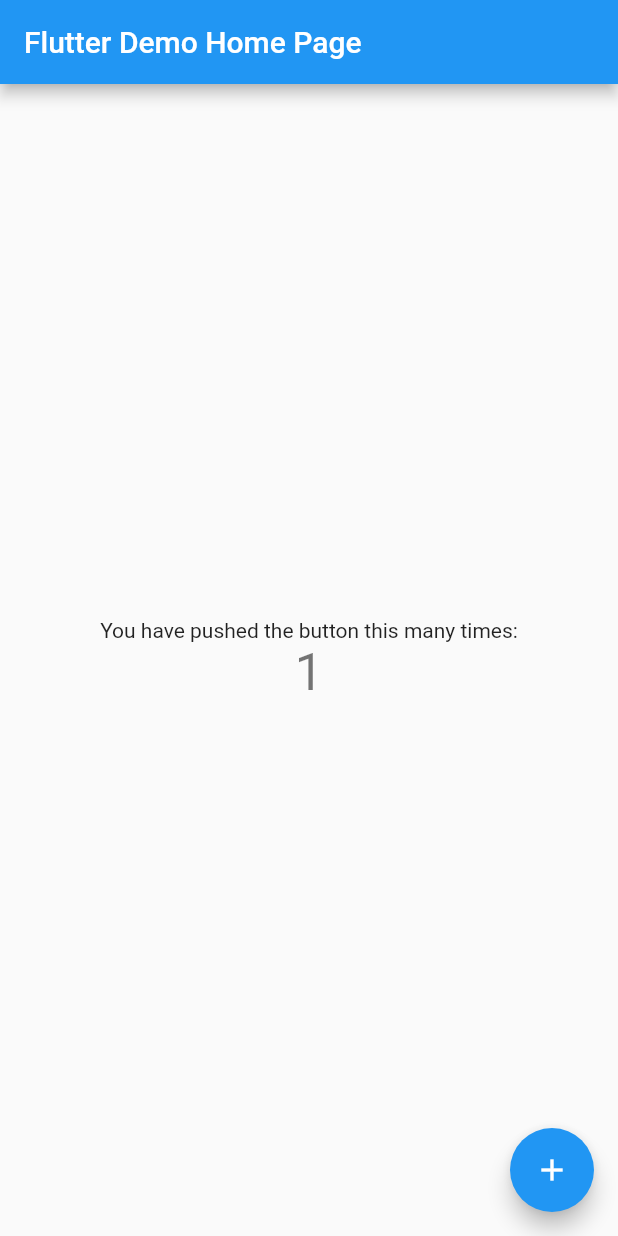
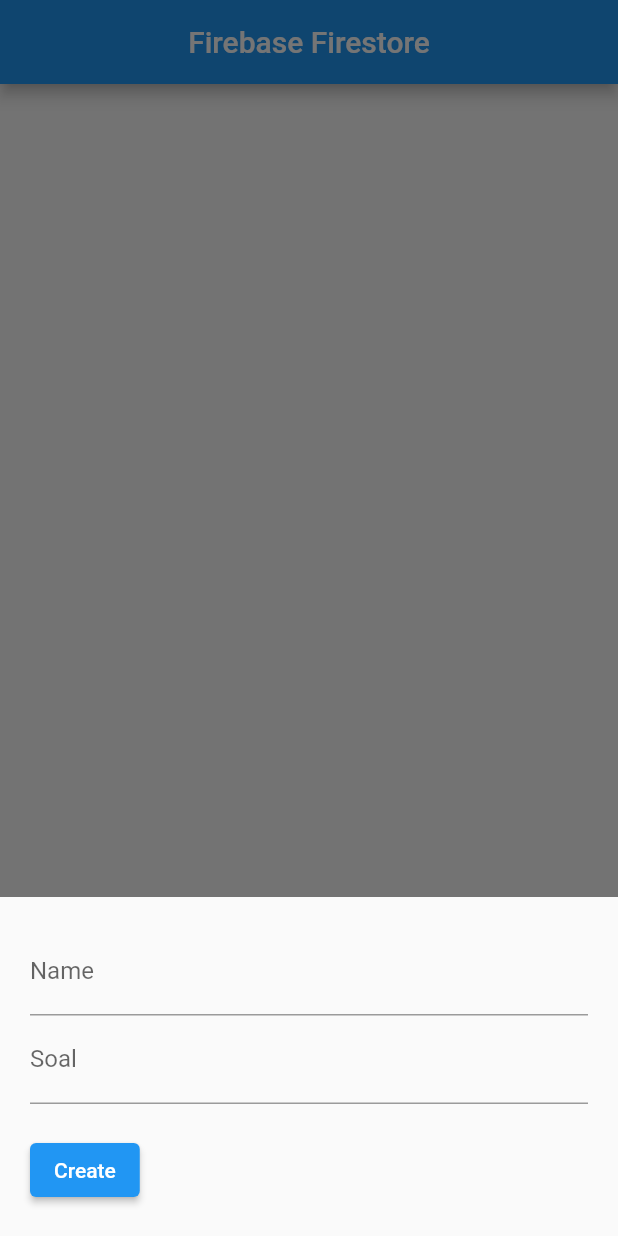
Before and after one commit to MChassanNajib/AppChatFireBaseAndNotes, a Flutter app: the screen it shows after launch, after a tap on the "add" icon, on a phone screen of 412 x 824 dp. Run offline on Flutter 3.47's test engine with Material 2 defaults, Android fonts, the phone set to English and light mode, and no system bars; our stand-ins replace cloud_firestore, firebase_core; accounts and stored records are empty.

Commit message:
feat[AR] Create CRUD

```diff
--- a/lib/main.dart
+++ b/lib/main.dart
@@ -1,115 +1,212 @@
 import 'package:flutter/material.dart';
+import 'package:firebase_core/firebase_core.dart';
+import 'package:cloud_firestore/cloud_firestore.dart';
 
-void main() {
+void main() async {
+  WidgetsFlutterBinding.ensureInitialized();
+  await Firebase.initializeApp();
   runApp(const MyApp());
 }
 
 class MyApp extends StatelessWidget {
-  const MyApp({super.key});
+  const MyApp({Key? key}) : super(key: key);
 
-  // This widget is the root of your application.
   @override
   Widget build(BuildContext context) {
-    return MaterialApp(
-      title: 'Flutter Demo',
-      theme: ThemeData(
-        // This is the theme of your application.
-        //
-        // Try running your application with "flutter run". You'll see the
-        // application has a blue toolbar. Then, without quitting the app, try
-        // changing the primarySwatch below to Colors.green and then invoke
-        // "hot reload" (press "r" in the console where you ran "flutter run",
-        // or simply save your changes to "hot reload" in a Flutter IDE).
-        // Notice that the counter didn't reset back to zero; the application
-        // is not restarted.
-        primarySwatch: Colors.blue,
-      ),
-      home: const MyHomePage(title: 'Flutter Demo Home Page'),
+    return const MaterialApp(
+      debugShowCheckedModeBanner: false,
+      title: 'Firebase Firestore',
+      home: HomePage(),
     );
   }
 }
 
-class MyHomePage extends StatefulWidget {
-  const MyHomePage({super.key, required this.title});
-
-  // This widget is the home page of your application. It is stateful, meaning
-  // that it has a State object (defined below) that contains fields that affect
-  // how it looks.
-
-  // This class is the configuration for the state. It holds the values (in this
-  // case the title) provided by the parent (in this case the App widget) and
-  // used by the build method of the State. Fields in a Widget subclass are
-  // always marked "final".
-
-  final String title;
+class HomePage extends StatefulWidget {
+  const HomePage({Key? key}) : super(key: key);
 
   @override
-  State<MyHomePage> createState() => _MyHomePageState();
+  _HomePageState createState() => _HomePageState();
 }
 
-class _MyHomePageState extends State<MyHomePage> {
-  int _counter = 0;
+class _HomePageState extends State<HomePage> {
+// text fields' controllers
+  final TextEditingController _nameController = TextEditingController();
+  final TextEditingController _soalController = TextEditingController();
 
-  void _incrementCounter() {
-    setState(() {
-      // This call to setState tells the Flutter framework that something has
-      // changed in this State, which causes it to rerun the build method below
-      // so that the display can reflect the updated values. If we changed
-      // _counter without calling setState(), then the build method would not be
-      // called again, and so nothing would appear to happen.
-      _counter++;
+  final CollectionReference _products =
+  FirebaseFirestore.instance.collection('products');
+
+  Future<void> _create([DocumentSnapshot? documentSnapshot]) async {
+
+    await showModalBottomSheet(
+        isScrollControlled: true,
+        context: context,
+        builder: (BuildContext ctx) {
+          return Padding(
+            padding: EdgeInsets.only(
+                top: 20,
+                left: 20,
+                right: 20,
+                bottom: MediaQuery.of(ctx).viewInsets.bottom + 20),
+            child: Column(
+              mainAxisSize: MainAxisSize.min,
+              crossAxisAlignment: CrossAxisAlignment.start,
+              children: [
+                TextField(
+                  controller: _nameController,
+                  decoration: const InputDecoration(labelText: 'Name'),
+                ),
+                TextField(
+                  keyboardType:
+                  const TextInputType.numberWithOptions(decimal: true),
+                  controller: _soalController,
+                  decoration: const InputDecoration(
+                    labelText: 'Soal',
+                  ),
+                ),
+                const SizedBox(
+                  height: 20,
+                ),
+                ElevatedButton(
+                  child: const Text('Create'),
+                  onPressed: () async {
+                    final String name = _nameController.text;
+                    final double? soal =
+                    double.tryParse(_soalController.text);
+                    if (soal != null) {
+                      await _products.add({"name": name, "soal": soal});
+
+                      _nameController.text = '';
+                      _soalController.text = '';
+                      Navigator.of(context).pop();
+                    }
+                  },
+                )
+              ],
+            ),
+          );
+
         });
+  }
+  Future<void> _update([DocumentSnapshot? documentSnapshot]) async {
+    if (documentSnapshot != null) {
+
+      _nameController.text = documentSnapshot['name'];
+      _soalController.text = documentSnapshot['soal'].toString();
+    }
+
+    await showModalBottomSheet(
+        isScrollControlled: true,
+        context: context,
+        builder: (BuildContext ctx) {
+          return Padding(
+            padding: EdgeInsets.only(
+                top: 20,
+                left: 20,
+                right: 20,
+                bottom: MediaQuery.of(ctx).viewInsets.bottom + 20),
+            child: Column(
+              mainAxisSize: MainAxisSize.min,
+              crossAxisAlignment: CrossAxisAlignment.start,
+              children: [
+                TextField(
+                  controller: _nameController,
+                  decoration: const InputDecoration(labelText: 'Name'),
+                ),
+                TextField(
+                  keyboardType:
+                  const TextInputType.numberWithOptions(decimal: true),
+                  controller: _soalController,
+                  decoration: const InputDecoration(
+                    labelText: 'soal',
+                  ),
+                ),
+                const SizedBox(
+                  height: 20,
+                ),
+                ElevatedButton(
+                  child: const Text( 'Update'),
+                  onPressed: () async {
+                    final String name = _nameController.text;
+                    final double? price =
+                    double.tryParse(_soalController.text);
+                    if (price != null) {
+
+                      await _products
+                          .doc(documentSnapshot!.id)
+                          .update({"name": name, "price": price});
+                      _nameController.text = '';
+                      _soalController.text = '';
+                      Navigator.of(context).pop();
+                    }
+                  },
+                )
+              ],
+            ),
+          );
+        });
+  }
+
+  Future<void> _delete(String productId) async {
+    await _products.doc(productId).delete();
+
+    ScaffoldMessenger.of(context).showSnackBar(const SnackBar(
+        content: Text('You have successfully deleted a product')));
   }
 
   @override
   Widget build(BuildContext context) {
-    // This method is rerun every time setState is called, for instance as done
-    // by the _incrementCounter method above.
-    //
-    // The Flutter framework has been optimized to make rerunning build methods
-    // fast, so that you can just rebuild anything that needs updating rather
-    // than having to individually change instances of widgets.
     return Scaffold(
         appBar: AppBar(
-        // Here we take the value from the MyHomePage object that was created by
-        // the App.build method, and use it to set our appbar title.
-        title: Text(widget.title),
+          title: const Center(child: Text('Firebase Firestore')),
         ),
-      body: Center(
-        // Center is a layout widget. It takes a single child and positions it
-        // in the middle of the parent.
-        child: Column(
-          // Column is also a layout widget. It takes a list of children and
-          // arranges them vertically. By default, it sizes itself to fit its
-          // children horizontally, and tries to be as tall as its parent.
-          //
-          // Invoke "debug painting" (press "p" in the console, choose the
-          // "Toggle Debug Paint" action from the Flutter Inspector in Android
-          // Studio, or the "Toggle Debug Paint" command in Visual Studio Code)
-          // to see the wireframe for each widget.
-          //
-          // Column has various properties to control how it sizes itself and
-          // how it positions its children. Here we use mainAxisAlignment to
-          // center the children vertically; the main axis here is the vertical
-          // axis because Columns are vertical (the cross axis would be
-          // horizontal).
-          mainAxisAlignment: MainAxisAlignment.center,
-          children: <Widget>[
-            const Text(
-              'You have pushed the button this many times:',
-            ),
-            Text(
-              '$_counter',
-              style: Theme.of(context).textTheme.headline4,
-            ),
+        body: StreamBuilder(
+          stream: _products.snapshots(),
+          builder: (context, AsyncSnapshot<QuerySnapshot> streamSnapshot) {
+            if (streamSnapshot.hasData) {
+              return ListView.builder(
+                itemCount: streamSnapshot.data!.docs.length,
+                itemBuilder: (context, index) {
+                  final DocumentSnapshot documentSnapshot =
+                  streamSnapshot.data!.docs[index];
+                  return Card(
+                    margin: const EdgeInsets.all(10),
+                    child: ListTile(
+                      title: Text(documentSnapshot['name']),
+                      subtitle: Text(documentSnapshot['soal'].toString()),
+                      trailing: SizedBox(
+                        width: 100,
+                        child: Row(
+                          children: [
+                            IconButton(
+                                icon: const Icon(Icons.edit),
+                                onPressed: () =>
+                                    _update(documentSnapshot)),
+                            IconButton(
+                                icon: const Icon(Icons.delete),
+                                onPressed: () =>
+                                    _delete(documentSnapshot.id)),
                           ],
                         ),
                       ),
+                    ),
+                  );
+                },
+              );
+            }
+
+            return const Center(
+              child: CircularProgressIndicator(),
+            );
+          },
+        ),
+// Add new product
         floatingActionButton: FloatingActionButton(
-        onPressed: _incrementCounter,
-        tooltip: 'Increment',
+          onPressed: () => _create(),
           child: const Icon(Icons.add),
-      ), // This trailing comma makes auto-formatting nicer for build methods.
+
+        ),
+        floatingActionButtonLocation: FloatingActionButtonLocation.centerFloat
     );
   }
 }
--- a/pubspec.yaml
+++ b/pubspec.yaml
@@ -1,6 +1,5 @@
-name: mynotes
+name: crudtan
 description: A new Flutter project.
-
 # The following line prevents the package from being accidentally published to
 # pub.dev using `flutter pub publish`. This is preferred for private packages.
 publish_to: 'none' # Remove this line if you wish to publish to pub.dev
@@ -20,7 +19,7 @@ publish_to: 'none' # Remove this line if you wish to publish to pub.dev
 version: 1.0.0+1
 
 environment:
-  sdk: '>=2.18.6 <3.0.0'
+  sdk: '>=2.19.1 <3.0.0'
 
 # Dependencies specify other packages that your package needs in order to work.
 # To automatically upgrade your package dependencies to the latest versions
@@ -36,6 +35,7 @@ dependencies:
   # The following adds the Cupertino Icons font to your application.
   # Use with the CupertinoIcons class for iOS style icons.
   cupertino_icons: ^1.0.2
+  cloud_firestore: ^4.3.1
 
 dev_dependencies:
   flutter_test:
```
Also changed, not shown: pubspec.lock, 4 other files. Lines whose indentation alone changed are shown as unchanged.
